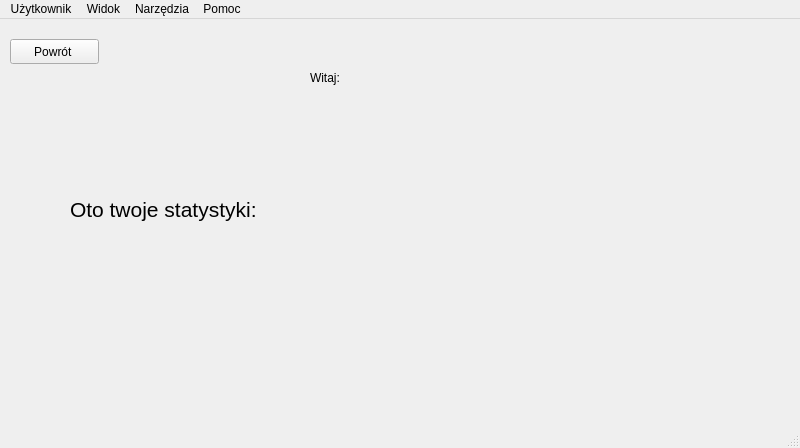
Before: the Qt Designer form src/qt_ui/mainwindow.ui in Michalmo12345/FlashcardQTApp, drawn with Qt 5.
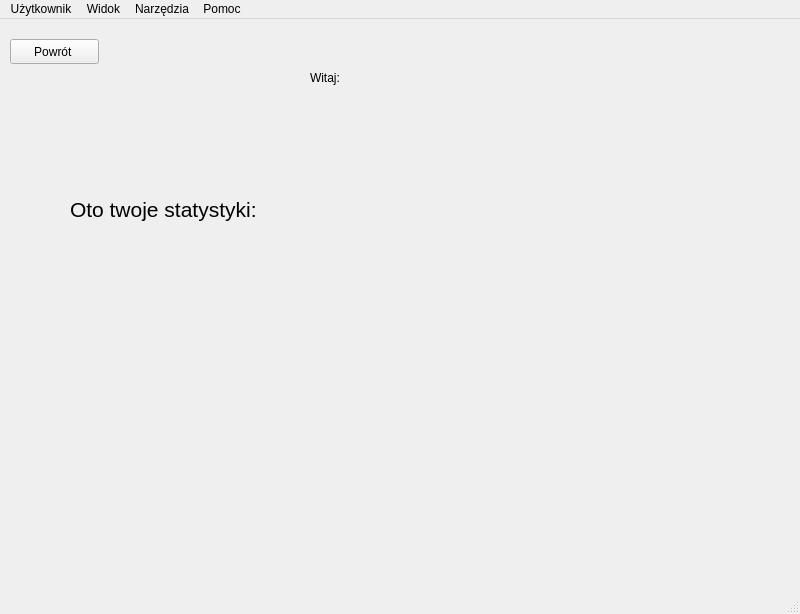
After: the same form once the commit is applied.

Patch:
```diff
--- a/src/qt_ui/mainwindow.ui
+++ b/src/qt_ui/mainwindow.ui
@@ -7,7 +7,7 @@
     <x>0</x>
     <y>0</y>
     <width>800</width>
-    <height>448</height>
+    <height>614</height>
    </rect>
   </property>
   <property name="windowTitle">
```
